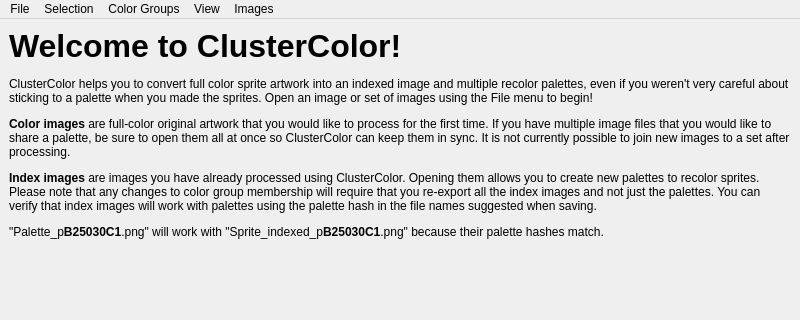
The window that clustercolormain.ui (UrsaMaximus/ClusterColor) describes before a commit, drawn with Qt 5; both pictures show x 0 to 800 and y 0 to 320 of the 800 by 500 pixel window.
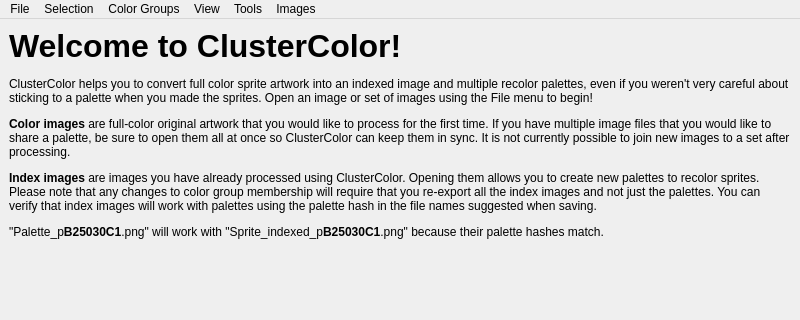
The same window after the commit. Custom widgets are drawn as their Qt base class.

Commit message: Add manual recolor tool

```diff
--- a/clustercolormain.ui
+++ b/clustercolormain.ui
@@ -646,7 +646,7 @@
      <x>0</x>
      <y>0</y>
      <width>800</width>
-     <height>22</height>
+     <height>21</height>
     </rect>
    </property>
    <widget class="QMenu" name="menuFile">
@@ -719,10 +719,17 @@
     <addaction name="separator"/>
     <addaction name="actionScan_for_Orphaned_Colors"/>
    </widget>
+   <widget class="QMenu" name="menuTools">
+    <property name="title">
+     <string>Tools</string>
+    </property>
+    <addaction name="actionManual_Recolor"/>
+   </widget>
    <addaction name="menuFile"/>
    <addaction name="menuEdit"/>
    <addaction name="menuClusters"/>
    <addaction name="menuView"/>
+   <addaction name="menuTools"/>
    <addaction name="menuImages"/>
   </widget>
   <action name="actionOpen_Color_Image">
```
Left out of the diff: 5 changed lines with no effect on the pictures. The commit also changes 8 other files.
